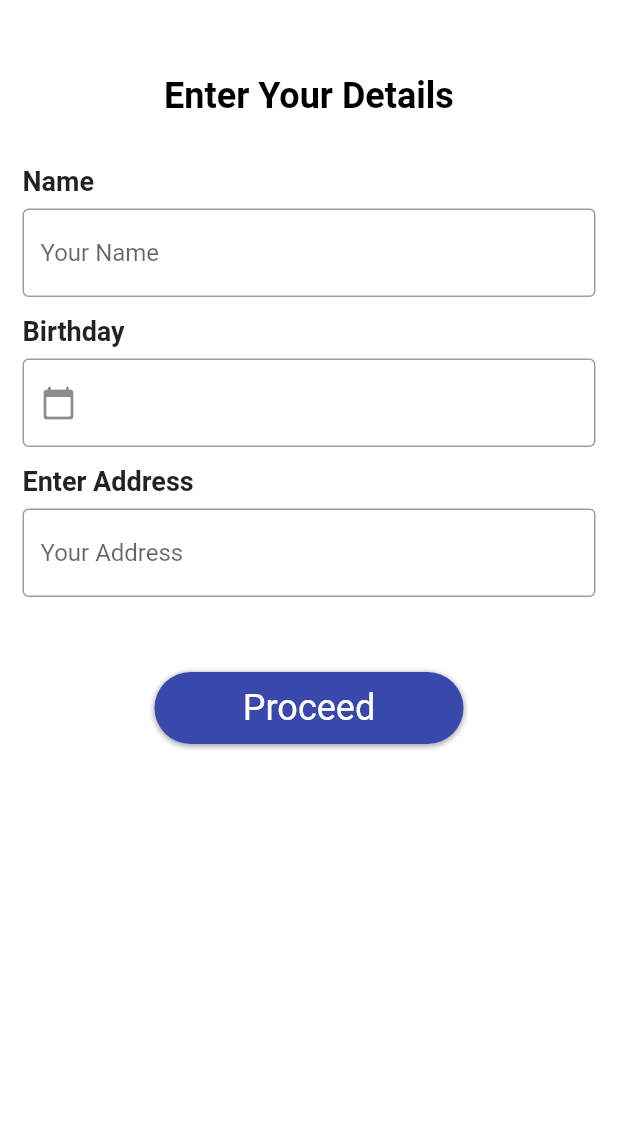
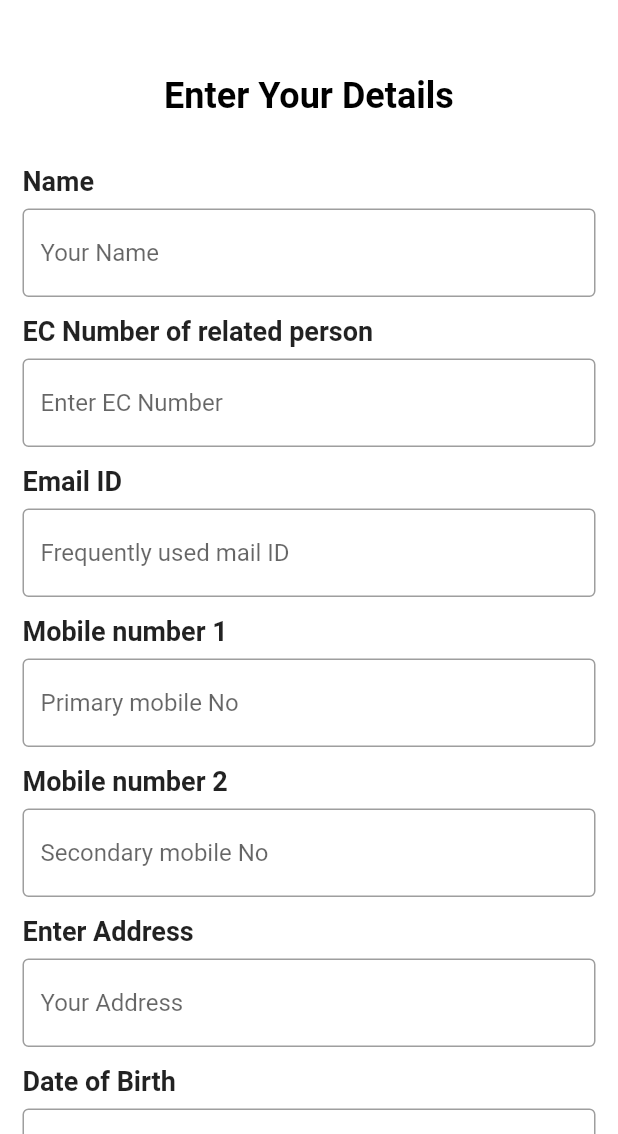
Before and after one commit to samar-1601/covi-testapp, a Flutter app: the MiscChosen screen opened by its route, on a phone screen of 412 x 824 dp, the part 102-1236 px from its top. Run offline on Flutter 3.47's test engine with Material 2 defaults, Android fonts, the phone set to English and light mode, and no system bars; our stand-ins replace otp_text_field, shared_preferences; accounts and stored records are empty.

Commit message:
miscellaneous screen added

```diff
--- a/lib/screens/miscellaneous_chosen.dart
+++ b/lib/screens/miscellaneous_chosen.dart
@@ -4,6 +4,7 @@ import 'package:coviapp/utilities/constants.dart';
 import 'package:coviapp/utilities/alert_box.dart';
 import 'package:coviapp/utilities/birthday_widget.dart';
 import 'package:coviapp/general_data_and_otp.dart';
+
 
 //import 'package:coviapp/screens/diet_plan_screen_2.dart';
 
@@ -20,8 +21,12 @@ class _MiscChosenState extends State<MiscChosen> {
   final formKey = GlobalKey<FormState>();
   String name = '';
   String hall = '';
-  String roomNo = '';
+  String mobileNo1 = '';
+  String mobileNo2 = '';
+  String ecNo = '';
+  String emailID = '';
   DateTime birthday;
+  String password ='';
 
 
   Widget buildName() => buildTitle(
@@ -47,12 +52,72 @@ class _MiscChosenState extends State<MiscChosen> {
     ),
   );
 
+  Widget buildEcNo() => buildTitle(
+    title: 'EC Number of related person',
+    child: TextFormField(
+      initialValue: ecNo,
+      decoration: InputDecoration(
+        border: OutlineInputBorder(),
+        hintText: 'Enter EC Number',
+      ),
+      onChanged: (ecNo) => setState(() => this.ecNo = ecNo),
+    ),
+  );
+  Widget buildMobile1() => buildTitle(
+    title: 'Mobile number 1',
+    child: TextFormField(
+      initialValue: mobileNo1,
+      keyboardType: TextInputType.phone,
+      decoration: InputDecoration(
+        border: OutlineInputBorder(),
+        hintText: 'Primary mobile No',
+      ),
+      onChanged: (mobileNo1) => setState(() => this.mobileNo1 = mobileNo1),
+    ),
+  );
+  Widget buildMobile2() => buildTitle(
+    title: 'Mobile number 2',
+    child: TextFormField(
+      initialValue: mobileNo2,
+      keyboardType: TextInputType.phone,
+      decoration: InputDecoration(
+        border: OutlineInputBorder(),
+        hintText: 'Secondary mobile No',
+      ),
+      onChanged: (mobileNo2) => setState(() => this.mobileNo2 = mobileNo2),
+    ),
+  );
+
   Widget buildBirthday() => buildTitle(
-    title: 'Birthday',
+    title: 'Date of Birth',
     child: BirthdayWidget(
       birthday: birthday,
       onChangedBirthday: (birthday) =>
           setState(() => this.birthday = birthday),
+    ),
+  );
+  Widget buildEmail() => buildTitle(
+    title: 'Email ID',
+    child: TextFormField(
+      initialValue: emailID,
+      keyboardType: TextInputType.emailAddress,
+      decoration: InputDecoration(
+        border: OutlineInputBorder(),
+        hintText: 'Frequently used mail ID',
+      ),
+      onChanged: (emailID) => setState(() => this.emailID = emailID),
+    ),
+  );
+  Widget buildPassword() => buildTitle(
+    title: 'Choose your account password',
+    child: TextFormField(
+      initialValue: password,
+      obscureText: true,
+      decoration: InputDecoration(
+        border: OutlineInputBorder(),
+        hintText: 'Enter your password',
+      ),
+      onChanged: (data) => setState(() => this.password= data),
     ),
   );
 
@@ -78,6 +143,11 @@ class _MiscChosenState extends State<MiscChosen> {
     buildBirthday();
     buildName();
     buildAddress();
+    buildMobile1();
+    buildMobile2();
+    buildEcNo();
+    buildEmail();
+    buildPassword();
   }
 
   @override
@@ -179,9 +249,19 @@ class _MiscChosenState extends State<MiscChosen> {
                   const SizedBox(height: 32),
                   buildName(),
                   const SizedBox(height: 12),
+                  buildEcNo(),
+                  const SizedBox(height: 12),
+                  buildEmail(),
+                  const SizedBox(height: 12),
+                  buildMobile1(),
+                  const SizedBox(height: 12),
+                  buildMobile2(),
+                  const SizedBox(height: 12),
+                  buildAddress(),
+                  const SizedBox(height: 12),
                   buildBirthday(),
                   const SizedBox(height: 12),
-                  buildAddress(),
+                  buildPassword(),
                 ],
               ),
             ),
@@ -221,16 +301,37 @@ class _MiscChosenState extends State<MiscChosen> {
               ),
               onTap: () {
                 setState(() {
+                  if(mobileNo1.length !=10 || name.length ==0)
+                  {
+                    AlertBox(
+                        context: context,
+                        alertContent:
+                        'Please Enter valid Name/Phone No',
+                        alertTitle: 'Invalid Entry !!',
+                        rightActionText: 'Close',
+                        leftActionText: '',
+                        onPressingRightActionButton: () {
+                          Navigator.pop(context);
+                        }).showAlert();
+                  }
+                  else
+                  {
                     Navigator.push(
                         context,
                         new MaterialPageRoute(
                             builder: (BuildContext context) => GeneralDataSender(
                               name: name,
                               birthday: birthday,
+                              rollNo: ecNo,
                               hall: hall,
-                            room: roomNo,
                               selectedCategory: widget.chosenCategory,
+                              mobileNo1: mobileNo1,
+                              mobileNo2: mobileNo2,
+                              email: emailID,
+                              password: password,
                             )));
+                  }
+
                 });
               },
             )
```
Lines whose indentation alone changed are shown as unchanged.
